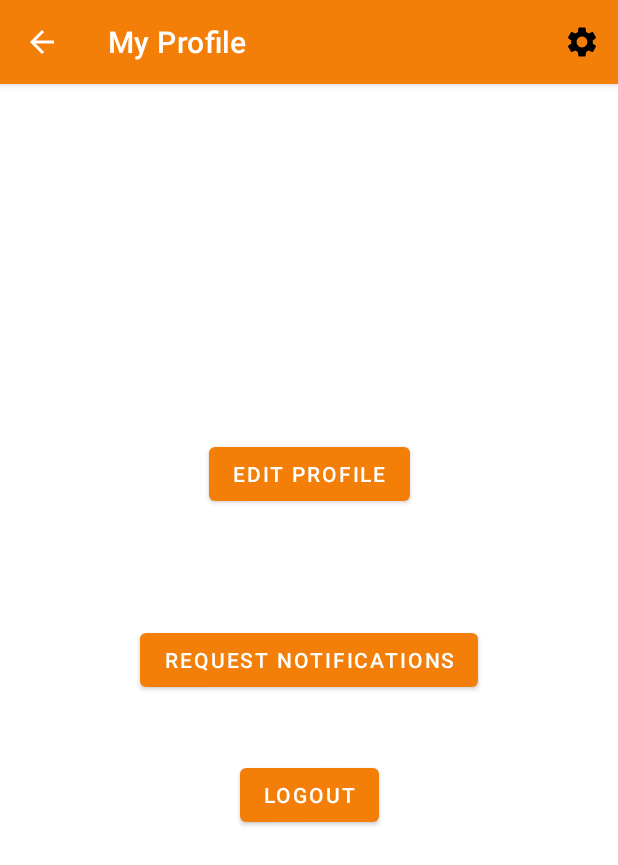
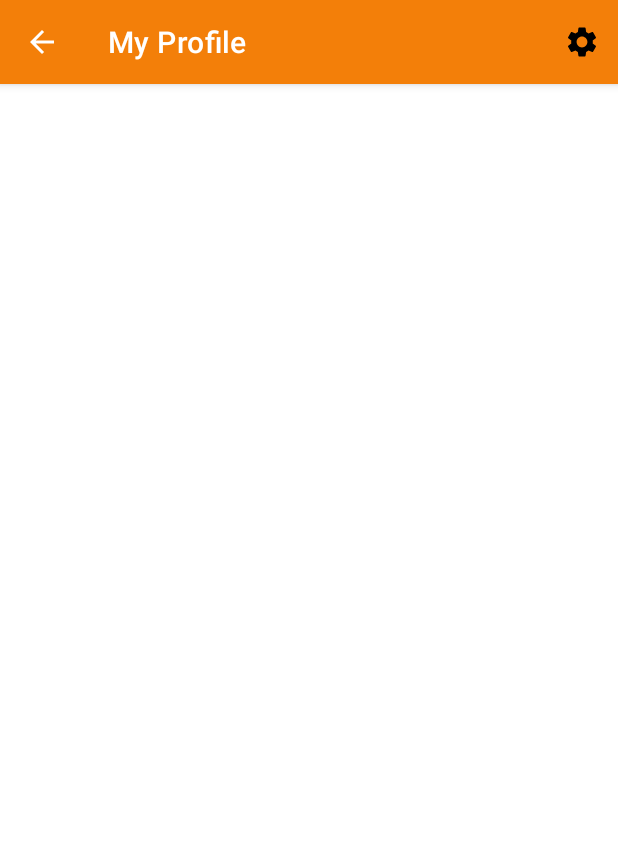
Before and after one commit to Erodri07/SU_Social, an Android app: the Profile screen opened directly, with no data from a screen before it, on a phone screen of 412 x 824 dp. Shown: the top 865 px of the screen. Run offline under Robolectric (Android 15) with nearby library versions, the phone set to English and light mode, and no system bars; our stand-ins replace Firebase (no records; nobody signed in at launch, a user with empty details on screens opened directly).

Commit message:
Complete the Profile setting

```diff
--- a/app/src/main/AndroidManifest.xml
+++ b/app/src/main/AndroidManifest.xml
@@ -14,9 +14,6 @@
         android:supportsRtl="true"
         android:theme="@style/Theme.SUSocial"
         tools:targetApi="31" >
-        <activity
-            android:name=".DeleteAccount_confirmation"
-            android:exported="false" />
         <activity
             android:name=".edit_profile"
             android:exported="false"
--- a/app/src/main/java/com/example/susocial/Logout_notification.java
+++ b/app/src/main/java/com/example/susocial/Logout_notification.java
@@ -22,7 +22,6 @@ public class Logout_notification extends AppCompatActivity {
         super.onCreate(savedInstanceState);
         setContentView(R.layout.activity_profile);
 
-        logout = findViewById(R.id.logout);
 
         if (Build.VERSION.SDK_INT >= Build.VERSION_CODES.O){
             NotificationChannel channel = new NotificationChannel("Logout", "Lougout notification", NotificationManager.IMPORTANCE_DEFAULT);
--- a/app/src/main/java/com/example/susocial/Profile.java
+++ b/app/src/main/java/com/example/susocial/Profile.java
@@ -27,10 +27,6 @@ import com.google.firebase.auth.FirebaseAuth;
 public class Profile extends AppCompatActivity implements View.OnClickListener {
     //areNotificationsEnabled()
     private final int NOTIFICATION_PERMISSION_CODE = 1;
-    private Button requestNotiButton;
-    private Button logoutButton;
-    private Button editProfButton;
-
     private AlertDialog.Builder dialogBuilder;
     private AlertDialog myDialog;
     private Button btndeleteCancel,btndeleteYes;
@@ -45,14 +41,6 @@ public class Profile extends AppCompatActivity implements View.OnClickListener {
         getSupportActionBar().setTitle("My Profile");
         getSupportActionBar().setDisplayHomeAsUpEnabled(true);
 
-        requestNotiButton = findViewById(R.id.RequestNotifications);
-        requestNotiButton.setOnClickListener(this);
-
-        logoutButton = findViewById(R.id.logout);
-        logoutButton.setOnClickListener(this);
-
-        editProfButton = findViewById(R.id.EditProfile);
-        editProfButton.setOnClickListener(this);
 
 
     }
@@ -67,6 +55,14 @@ public class Profile extends AppCompatActivity implements View.OnClickListener {
         switch (item.getItemId()){
             case R.id.settingItem1:
                 startActivity(new Intent(Profile.this,edit_profile.class));
+            case R.id.settingItem2:
+                if (ContextCompat.checkSelfPermission(Profile.this,
+                        Manifest.permission.POST_NOTIFICATIONS) == PackageManager.PERMISSION_GRANTED) {
+                    Toast.makeText(Profile.this, "Notification Permissions Granted",
+                            Toast.LENGTH_SHORT).show();
+                } else {
+                    requestNotiPermission();
+                }
                 return true;
             case R.id.settingItem3:
                 deleteConfirmationDialog();
@@ -106,31 +102,6 @@ public class Profile extends AppCompatActivity implements View.OnClickListener {
 
     }
 
-    @Override
-    public void onClick(View v) {
-        switch (v.getId()) {
-            case R.id.RequestNotifications:
-                //request Notifications from User
-                if (ContextCompat.checkSelfPermission(Profile.this,
-                        Manifest.permission.POST_NOTIFICATIONS) == PackageManager.PERMISSION_GRANTED) {
-                    Toast.makeText(Profile.this, "Notification Permissions Granted",
-                            Toast.LENGTH_SHORT).show();
-                } else {
-                    requestNotiPermission();
-                }
-                break;
-            case R.id.logout:
-                FirebaseAuth.getInstance().signOut();
-                startActivity(new Intent(Profile.this, LoginUI.class));
-                break;
-                // click on button, should go to edit_profile activity;
-            case R.id.EditProfile:
-                startActivity(new Intent(Profile.this,edit_profile.class));
-                break;
-
-        }
-    }
-
     private void requestNotiPermission() {
         if (ActivityCompat.shouldShowRequestPermissionRationale(this,
                 Manifest.permission.POST_NOTIFICATIONS)) {
@@ -166,4 +137,9 @@ public class Profile extends AppCompatActivity implements View.OnClickListener {
             }
         }
     }
+
+    @Override
+    public void onClick(View v) {
+
+    }
 }
--- a/app/src/main/res/layout/activity_profile.xml
+++ b/app/src/main/res/layout/activity_profile.xml
@@ -6,36 +6,5 @@
     android:layout_height="match_parent"
     tools:context=".Profile">
 
-    <Button
-        android:id="@+id/RequestNotifications"
-        android:layout_width="wrap_content"
-        android:layout_height="wrap_content"
-        android:text="Request Notifications"
-        app:layout_constraintBottom_toBottomOf="parent"
-        app:layout_constraintEnd_toEndOf="parent"
-        app:layout_constraintStart_toStartOf="parent"
-        app:layout_constraintTop_toTopOf="parent" />
-
-    <!--    melissa tang-->
-    <Button
-        android:id="@+id/EditProfile"
-        android:layout_width="wrap_content"
-        android:layout_height="wrap_content"
-        android:layout_marginTop="236dp"
-        android:text="Edit Profile"
-        app:layout_constraintEnd_toEndOf="parent"
-        app:layout_constraintStart_toStartOf="parent"
-        app:layout_constraintTop_toTopOf="parent" />
-
-    <!--    melissa tang-->
-    <Button
-        android:id="@+id/logout"
-        android:layout_width="wrap_content"
-        android:layout_height="wrap_content"
-        android:layout_marginTop="450dp"
-        android:text="Logout"
-        app:layout_constraintEnd_toEndOf="parent"
-        app:layout_constraintStart_toStartOf="parent"
-        app:layout_constraintTop_toTopOf="parent" />
 
 </androidx.constraintlayout.widget.ConstraintLayout>
--- a/app/src/main/res/layout/deleteaccount_confirmation.xml
+++ b/app/src/main/res/layout/deleteaccount_confirmation.xml
@@ -3,7 +3,6 @@
     android:orientation="vertical"
     android:layout_width="300dp"
     android:layout_height="200dp"
-    android:background="@drawable/popupwindow_border"
     android:layout_gravity="center">
 
     <ImageView
```
Also changed, not shown: app/src/main/java/com/example/susocial/DeleteAccount_confirmation.java (deleted, +0 -18 lines), app/src/main/res/drawable/popupwindow_border.xml (deleted, +0 -9 lines), app/src/main/res/layout/activity_delete_account_confirmation.xml (deleted, +0 -56 lines).
